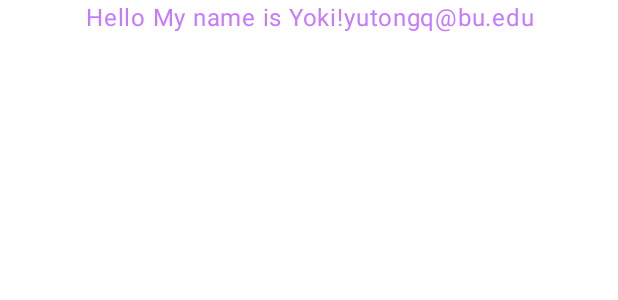
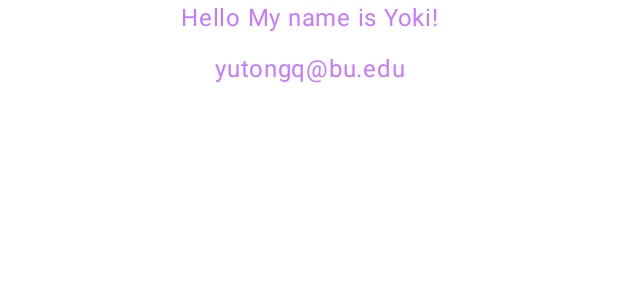
Before and after one commit to yoki071002/cs501_ia1, an Android app built with Jetpack Compose: the @Preview function GreetingPreview, on a phone screen of 412 x 824 dp. Shown: the top 300 px of the screen. Run offline under Robolectric (Android 15) with nearby library versions, the phone set to English and light mode, and no system bars.

```diff
--- a/app/src/main/java/com/example/myapplication/MainActivity.kt
+++ b/app/src/main/java/com/example/myapplication/MainActivity.kt
@@ -59,9 +59,9 @@ class MainActivity : ComponentActivity() {
 
 @Composable
 fun Greeting(name: String, modifier: Modifier = Modifier) {
-    Row(
-        horizontalArrangement = Arrangement.Center,
-        verticalAlignment = Alignment.CenterVertically,
+    Column (
+        horizontalAlignment = Alignment.CenterHorizontally,
+      verticalArrangement = Arrangement.spacedBy(10.dp),
         modifier = modifier.fillMaxWidth(1f)
 
     ){
@@ -71,6 +71,7 @@ fun Greeting(name: String, modifier: Modifier = Modifier) {
         textAlign = TextAlign.Center,
         color = Color(0xFFc67aff)
     )
+
     Text( text = "yutongq@bu.edu",
         modifier = modifier,
         textAlign = TextAlign.Center,
```
